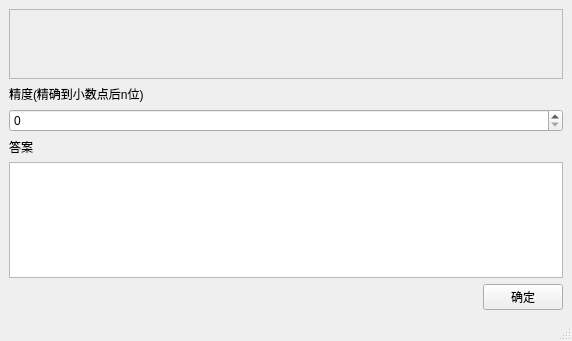
Before: the Qt Designer form code/view/viewCalculate.ui in IshiKura-a/CPP_PROJECT_2020, drawn with Qt 5.
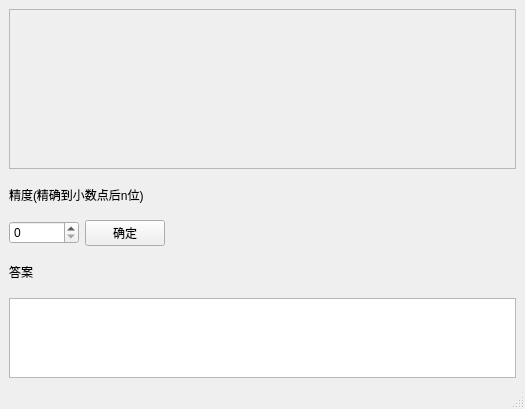
After: the same form once the commit is applied.

```diff
--- a/code/view/viewCalculate.ui
+++ b/code/view/viewCalculate.ui
@@ -6,15 +6,15 @@
    <rect>
     <x>0</x>
     <y>0</y>
-    <width>572</width>
-    <height>341</height>
+    <width>525</width>
+    <height>409</height>
    </rect>
   </property>
   <property name="windowTitle">
    <string>MainWindow</string>
   </property>
   <widget class="QWidget" name="centralwidget">
-   <layout class="QVBoxLayout" name="verticalLayout">
+   <layout class="QVBoxLayout" name="verticalLayout" stretch="4,1,1,1,2">
     <item>
      <widget class="QScrollArea" name="scrollArea">
       <property name="widgetResizable">
@@ -25,8 +25,8 @@
         <rect>
          <x>0</x>
          <y>0</y>
-         <width>558</width>
-         <height>49</height>
+         <width>505</width>
+         <height>142</height>
         </rect>
        </property>
       </widget>
@@ -40,27 +40,17 @@
      </widget>
     </item>
     <item>
-     <layout class="QHBoxLayout" name="horizontalLayout_2"/>
-    </item>
+     <layout class="QHBoxLayout" name="horizontalLayout" stretch="1,1,5">
     <item>
      <widget class="QSpinBox" name="spinBox"/>
     </item>
     <item>
-     <widget class="QLabel" name="label">
+       <widget class="QPushButton" name="btn_Cal">
       <property name="text">
-       <string>答案</string>
+         <string>确定</string>
       </property>
      </widget>
     </item>
-    <item>
-     <widget class="QTextEdit" name="textEdit">
-      <property name="enabled">
-       <bool>true</bool>
-      </property>
-     </widget>
-    </item>
-    <item>
-     <layout class="QHBoxLayout" name="horizontalLayout">
       <item>
        <spacer name="horizontalSpacer">
         <property name="orientation">
@@ -74,15 +64,22 @@
         </property>
        </spacer>
       </item>
-      <item>
-       <widget class="QPushButton" name="btn_Cal">
-        <property name="text">
-         <string>确定</string>
-        </property>
-       </widget>
-      </item>
      </layout>
     </item>
+    <item>
+     <widget class="QLabel" name="label">
+      <property name="text">
+       <string>答案</string>
+      </property>
+     </widget>
+    </item>
+    <item>
+     <widget class="QTextEdit" name="textEdit">
+      <property name="enabled">
+       <bool>true</bool>
+      </property>
+     </widget>
+    </item>
    </layout>
   </widget>
   <widget class="QMenuBar" name="menubar">
```
Left out of the diff: 4 changed lines with no effect on the pictures. Lines whose indentation alone changed are shown as unchanged.
